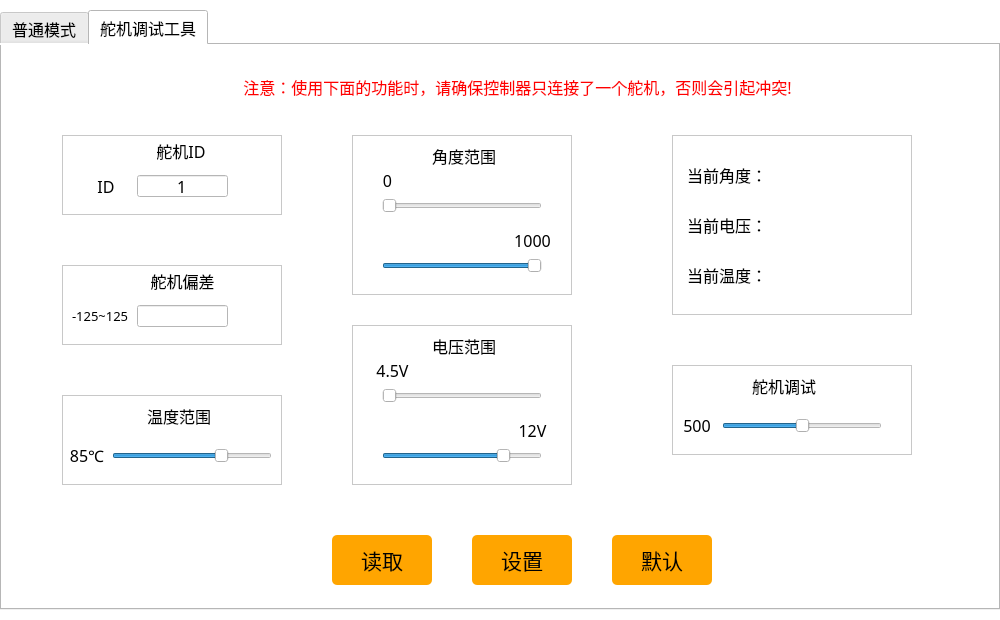
First picture: the form in xArmUi.ui, repository trueog1/ArmRasp, before the edit.
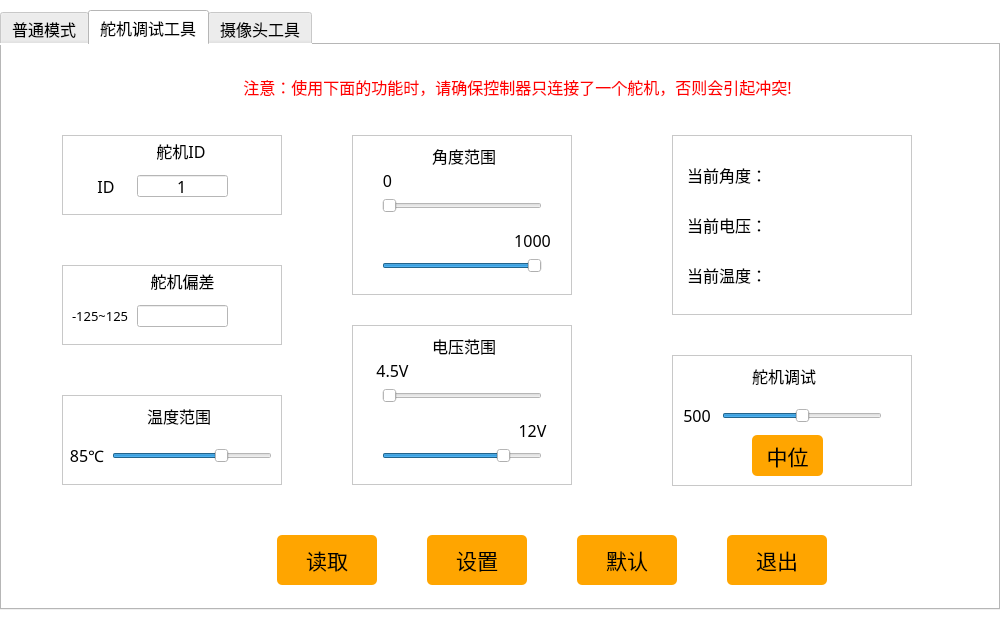
Second picture: the form after the edit. The open tabs and pages were chosen to show the change. Icons and pictures are not drawn.

```diff
--- a/xArmUi.ui
+++ b/xArmUi.ui
@@ -2305,7 +2305,7 @@
     <widget class="QPushButton" name="pushButton_read">
      <property name="geometry">
       <rect>
-       <x>330</x>
+       <x>275</x>
        <y>490</y>
        <width>100</width>
        <height>50</height>
@@ -2329,7 +2329,7 @@
     <widget class="QPushButton" name="pushButton_set">
      <property name="geometry">
       <rect>
-       <x>470</x>
+       <x>425</x>
        <y>490</y>
        <width>100</width>
        <height>50</height>
@@ -2353,7 +2353,7 @@
     <widget class="QPushButton" name="pushButton_default">
      <property name="geometry">
       <rect>
-       <x>610</x>
+       <x>575</x>
        <y>490</y>
        <width>100</width>
        <height>50</height>
@@ -2815,9 +2815,9 @@
      <widget class="QLabel" name="label_servoCurrentV">
       <property name="geometry">
        <rect>
-        <x>140</x>
+        <x>130</x>
         <y>75</y>
-        <width>41</width>
+        <width>61</width>
         <height>31</height>
        </rect>
       </property>
@@ -3015,9 +3015,9 @@
      <property name="geometry">
       <rect>
        <x>670</x>
-       <y>320</y>
+       <y>310</y>
        <width>240</width>
-       <height>90</height>
+       <height>131</height>
       </rect>
      </property>
      <property name="styleSheet">
@@ -3093,6 +3093,30 @@
        <set>Qt::AlignCenter</set>
       </property>
      </widget>
+     <widget class="QPushButton" name="pushButton_resetPos">
+      <property name="geometry">
+       <rect>
+        <x>80</x>
+        <y>80</y>
+        <width>71</width>
+        <height>41</height>
+       </rect>
+      </property>
+      <property name="font">
+       <font>
+        <family>黑体</family>
+        <pointsize>16</pointsize>
+       </font>
+      </property>
+      <property name="styleSheet">
+       <string notr="true">QPushButton{background-color: rgb(255, 165, 0);}
+QPushButton:hover{background-color:  rgb(255, 210, 0);}
+QPushButton{border-radius:5px;}</string>
+      </property>
+      <property name="text">
+       <string>中位</string>
+      </property>
+     </widget>
     </widget>
     <widget class="QLabel" name="label_36">
      <property name="geometry">
@@ -3116,6 +3140,35 @@
       <set>Qt::AlignCenter</set>
      </property>
     </widget>
+    <widget class="QPushButton" name="pushButton_quit2">
+     <property name="geometry">
+      <rect>
+       <x>725</x>
+       <y>490</y>
+       <width>100</width>
+       <height>50</height>
+      </rect>
+     </property>
+     <property name="font">
+      <font>
+       <family>黑体</family>
+       <pointsize>16</pointsize>
+      </font>
+     </property>
+     <property name="styleSheet">
+      <string notr="true">QPushButton{background-color: rgb(255, 165, 0);}
+QPushButton:hover{background-color:  rgb(255, 210, 0);}
+QPushButton{border-radius:5px;}</string>
+     </property>
+     <property name="text">
+      <string>退出</string>
+     </property>
+    </widget>
+   </widget>
+   <widget class="QWidget" name="tab">
+    <attribute name="title">
+     <string>摄像头工具</string>
+    </attribute>
    </widget>
   </widget>
  </widget>
```
Left out of the diff: 8 changed lines with no effect on the pictures.
